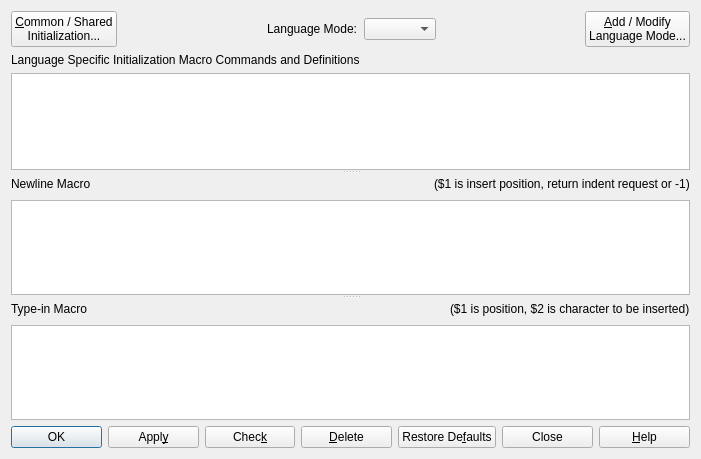
This is source/DialogSmartIndent.ui in eteran/nedit-ng as Qt 5 draws it before an edit. The edited form follows.
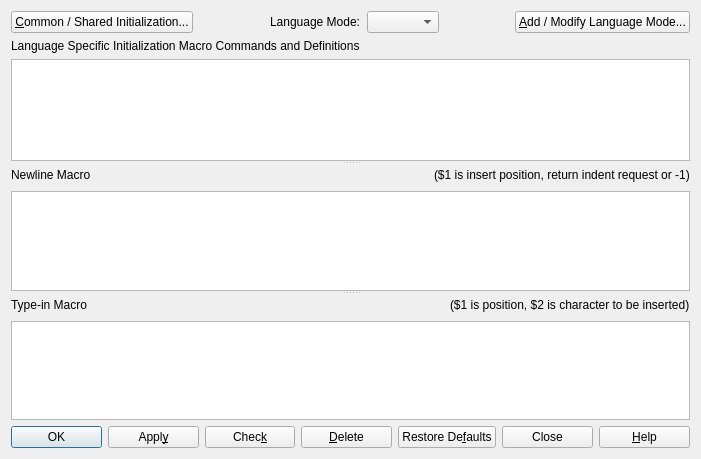
This is the edited form. Icons and pictures are not drawn.

The edit to the form file:
```diff
--- a/source/DialogSmartIndent.ui
+++ b/source/DialogSmartIndent.ui
@@ -19,8 +19,7 @@
      <item>
       <widget class="QPushButton" name="buttonCommon">
        <property name="text">
-        <string>&amp;Common / Shared
-Initialization...</string>
+        <string>&amp;Common / Shared Initialization...</string>
        </property>
       </widget>
      </item>
@@ -63,8 +62,7 @@
      <item>
       <widget class="QPushButton" name="buttonLanguageMode">
        <property name="text">
-        <string>&amp;Add / Modify
-Language Mode...</string>
+        <string>&amp;Add / Modify Language Mode...</string>
        </property>
       </widget>
      </item>
```
Left out of the diff: 15 changed lines with no effect on the pictures.
